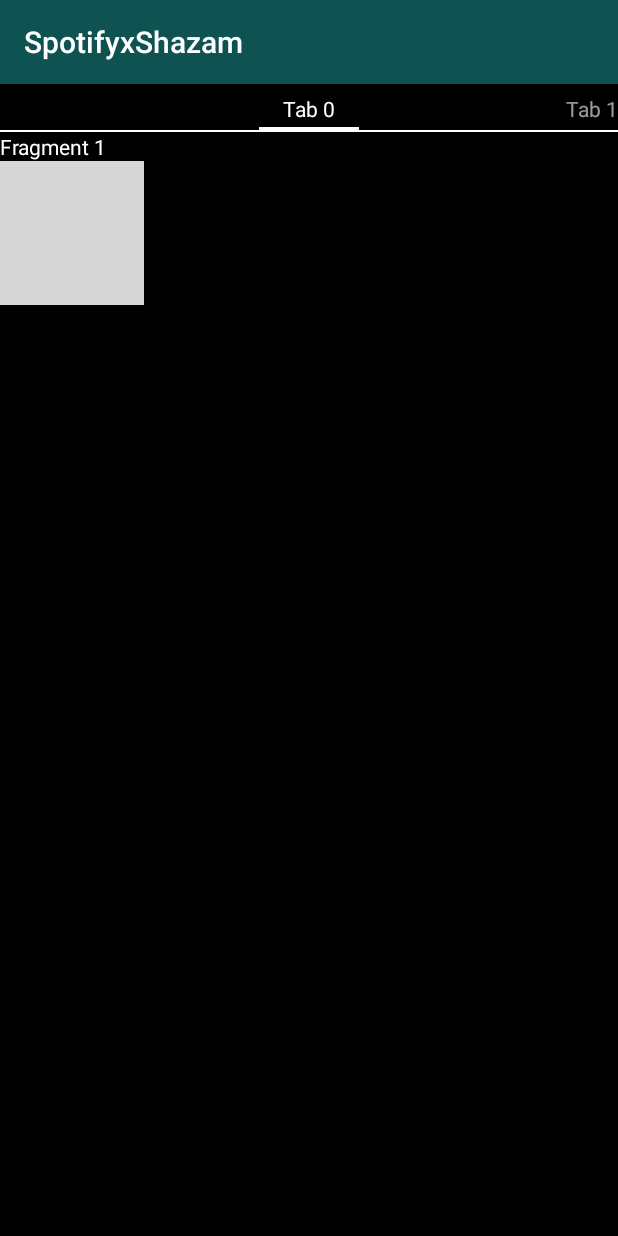
After one commit to hsubrittany/ListenToMe, an Android app: the Fragment1 screen opened directly, with no data from a screen before it, on a phone screen of 412 x 824 dp. The commit adds this screen. Run offline under Robolectric (Android 15) with nearby library versions, the phone set to English and light mode, and no system bars; grey boxes are pictures that could not be loaded.

Commit message:
Added ViewPager tabs Currently these tabs just display cats.

```diff
--- a/app/src/main/AndroidManifest.xml
+++ b/app/src/main/AndroidManifest.xml
@@ -52,6 +52,10 @@
             android:theme="@style/Theme.MyCompatTheme">
         </activity>
 
+        <activity android:name="com.example.brittanyhsu.bhspotify.ViewPagerActivity"
+            android:label="@string/app_name"
+            android:theme="@style/Theme.MyCompatTheme">
+        </activity>
 
 
         <!-- Needed for LoginActivity to work -->
--- /dev/null
+++ b/app/src/main/java/com/example/brittanyhsu/bhspotify/Fragment1.java
@@ -0,0 +1,51 @@
+package com.example.brittanyhsu.bhspotify;
+
+import android.app.Fragment;
+import android.os.Bundle;
+import android.text.Layout;
+import android.view.LayoutInflater;
+import android.view.View;
+import android.view.ViewGroup;
+import android.widget.ImageView;
+import android.widget.TextView;
+
+import org.w3c.dom.Text;
+
+/**
+ * Created by brittanyhsu on 8/24/17.
+ */
+
+public class Fragment1 extends android.support.v4.app.Fragment {
+    private String title;
+    private int image;
+
+    public static Fragment1 newInstance(String title, int resImage) {
+        Fragment1 frag = new Fragment1();
+        Bundle args = new Bundle();
+        args.putString("title",title);
+        args.putInt("image", resImage);
+        frag.setArguments(args);
+
+        return frag;
+    }
+
+    @Override
+    public void onCreate(Bundle savedInstanceState) {
+        super.onCreate(savedInstanceState);
+        title = getArguments().getString("title");
+        image = getArguments().getInt("image",0);
+    }
+
+    @Override
+    public View onCreateView(LayoutInflater inflater, ViewGroup container, Bundle savedInstanceState) {
+        View v = inflater.inflate(R.layout.fragment_one, container, false);
+        TextView titleLabel = (TextView) v.findViewById(R.id.text_fragment1);
+        titleLabel.setText(title);
+
+        ImageView imageView = (ImageView) v.findViewById(R.id.image_fragment1);
+        imageView.setImageResource(image);
+
+        return v;
+
+    }
+}
--- /dev/null
+++ b/app/src/main/java/com/example/brittanyhsu/bhspotify/Fragment2.java
@@ -0,0 +1,58 @@
+package com.example.brittanyhsu.bhspotify;
+
+import android.app.Fragment;
+import android.os.Bundle;
+import android.text.Layout;
+import android.view.LayoutInflater;
+import android.view.View;
+import android.view.ViewGroup;
+import android.widget.ImageView;
+import android.widget.TextView;
+
+import org.w3c.dom.Text;
+
+/**
+ * Created by brittanyhsu on 8/24/17.
+ */
+
+public class Fragment2 extends android.support.v4.app.Fragment {
+    private String text1;
+    private String text2;
+    private int image;
+
+    public static Fragment2 newInstance(String text1, String text2, int resImage) {
+        Fragment2 frag = new Fragment2();
+        Bundle args = new Bundle();
+        args.putString("text1",text1);
+        args.putString("text2",text2);
+
+        args.putInt("image", resImage);
+        frag.setArguments(args);
+
+        return frag;
+    }
+
+    @Override
+    public void onCreate(Bundle savedInstanceState) {
+        super.onCreate(savedInstanceState);
+        text1 = getArguments().getString("text1");
+        text2 = getArguments().getString("text2");
+        image = getArguments().getInt("image",0);
+    }
+
+    @Override
+    public View onCreateView(LayoutInflater inflater, ViewGroup container, Bundle savedInstanceState) {
+        View v = inflater.inflate(R.layout.fragment_two, container, false);
+        TextView text1label = (TextView) v.findViewById(R.id.text_fragment2_1);
+        text1label.setText(text1);
+
+        TextView text2label = (TextView) v.findViewById(R.id.text_fragment2_2);
+        text2label.setText(text2);
+
+        ImageView imageView = (ImageView) v.findViewById(R.id.image_fragment2);
+        imageView.setImageResource(image);
+
+        return v;
+
+    }
+}
--- a/app/src/main/java/com/example/brittanyhsu/bhspotify/LoginActivity.java
+++ b/app/src/main/java/com/example/brittanyhsu/bhspotify/LoginActivity.java
@@ -116,8 +116,9 @@ public class LoginActivity extends AppCompatActivity implements
 //        Intent intent = new Intent(LoginActivity.this, GetMyPlaylists.class);
 //        Intent intent = new Intent(LoginActivity.this, SearchableActivity.class);
 //        Intent intent = new Intent(LoginActivity.this, AddToPlaylist.class);
-        Intent intent = new Intent(LoginActivity.this, FingerprintActivity.class);
-        intent.putExtra("access token", accessToken);
+//        Intent intent = new Intent(LoginActivity.this, FingerprintActivity.class);
+//        intent.putExtra("access token", accessToken);
+        Intent intent = new Intent(LoginActivity.this, ViewPagerActivity.class);
 
         startActivity(intent);
     }
--- /dev/null
+++ b/app/src/main/java/com/example/brittanyhsu/bhspotify/MyPagerAdapter.java
@@ -0,0 +1,42 @@
+package com.example.brittanyhsu.bhspotify;
+
+import android.os.Bundle;
+import android.support.v4.app.Fragment;
+import android.support.v4.app.FragmentManager;
+import android.support.v4.app.FragmentPagerAdapter;
+
+/**
+ * Created by brittanyhsu on 8/24/17.
+ */
+
+public class MyPagerAdapter extends FragmentPagerAdapter {
+    private static int NUM_ITEMS = 2;
+
+
+    public MyPagerAdapter(FragmentManager fm) {
+        super(fm);
+    }
+
+
+    @Override
+    public Fragment getItem(int position) {
+        switch(position) {
+            case 0:
+                return Fragment1.newInstance("Fragment 1", R.drawable.cool_cat);
+            case 1:
+                return Fragment2.newInstance("Fragment 2", "This works", R.drawable.cool_cat);
+            default:
+                return null;
+        }
+    }
+
+    @Override
+    public int getCount() {
+        return NUM_ITEMS;
+    }
+
+    @Override
+    public CharSequence getPageTitle(int position) {
+        return "Tab " + position;
+    }
+}
--- /dev/null
+++ b/app/src/main/java/com/example/brittanyhsu/bhspotify/ViewPagerActivity.java
@@ -0,0 +1,25 @@
+package com.example.brittanyhsu.bhspotify;
+
+import android.os.Bundle;
+import android.support.v4.app.FragmentPagerAdapter;
+import android.support.v4.view.ViewPager;
+import android.support.v7.app.AppCompatActivity;
+
+/**
+ * Created by brittanyhsu on 8/24/17.
+ */
+
+public class ViewPagerActivity extends AppCompatActivity {
+    FragmentPagerAdapter adapterViewPager;
+
+    @Override
+    protected void onCreate(Bundle savedInstanceState) {
+        super.onCreate(savedInstanceState);
+        setContentView(R.layout.history_page);
+
+        ViewPager vp = (ViewPager) findViewById(R.id.viewpager);
+        adapterViewPager = new MyPagerAdapter(getSupportFragmentManager());
+        vp.setAdapter(adapterViewPager);
+    }
+
+}
--- /dev/null
+++ b/app/src/main/res/layout/fragment_one.xml
@@ -0,0 +1,17 @@
+<?xml version="1.0" encoding="utf-8"?>
+<LinearLayout xmlns:android="http://schemas.android.com/apk/res/android"
+    android:orientation="vertical"
+    android:layout_width="match_parent"
+    android:layout_height="match_parent">
+    <TextView
+        android:id="@+id/text_fragment1"
+        android:layout_width="match_parent"
+        android:layout_height="wrap_content" />
+
+    <ImageView
+        android:layout_width="wrap_content"
+        android:layout_height="wrap_content"
+        android:id="@+id/image_fragment1"/>
+
+
+</LinearLayout>
--- /dev/null
+++ b/app/src/main/res/layout/fragment_two.xml
@@ -0,0 +1,24 @@
+<?xml version="1.0" encoding="utf-8"?>
+<LinearLayout xmlns:android="http://schemas.android.com/apk/res/android"
+    android:orientation="vertical"
+    android:layout_width="match_parent"
+    android:layout_height="match_parent">
+
+    <TextView
+        android:id="@+id/text_fragment2_1"
+        android:layout_width="match_parent"
+        android:layout_height="wrap_content" />
+
+    <TextView
+        android:id="@+id/text_fragment2_2"
+        android:layout_width="match_parent"
+        android:layout_height="wrap_content" />
+
+
+    <ImageView
+        android:layout_width="wrap_content"
+        android:layout_height="wrap_content"
+        android:id="@+id/image_fragment2"/>
+
+
+</LinearLayout>
--- a/app/src/main/res/layout/history_page.xml
+++ b/app/src/main/res/layout/history_page.xml
@@ -1,14 +1,17 @@
 <?xml version="1.0" encoding="utf-8"?>
 <RelativeLayout xmlns:android="http://schemas.android.com/apk/res/android"
     android:layout_width="match_parent"
-    android:layout_height="match_parent">
+    android:layout_height="match_parent"
+    android:orientation="vertical">
+
 
     <android.support.v4.view.ViewPager
         android:id="@+id/viewpager"
         android:layout_width="fill_parent"
-        android:layout_height="fill_parent">
+        android:layout_height="wrap_content">
 
         <android.support.v4.view.PagerTabStrip
+            android:id="@+id/pager_tab"
             android:layout_width="match_parent"
             android:layout_height="wrap_content">
         </android.support.v4.view.PagerTabStrip>
```
Also changed, not shown: 2 other files.
